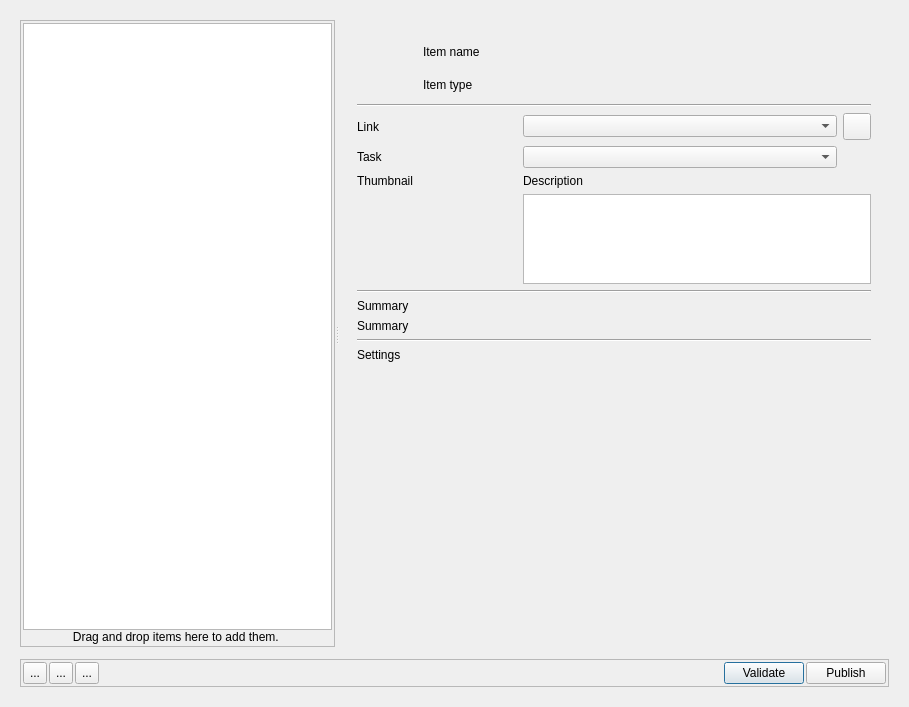
Above: resources/dialog.ui from shotgunsoftware/tk-multi-publish2 before the change. Below: the same form after it.
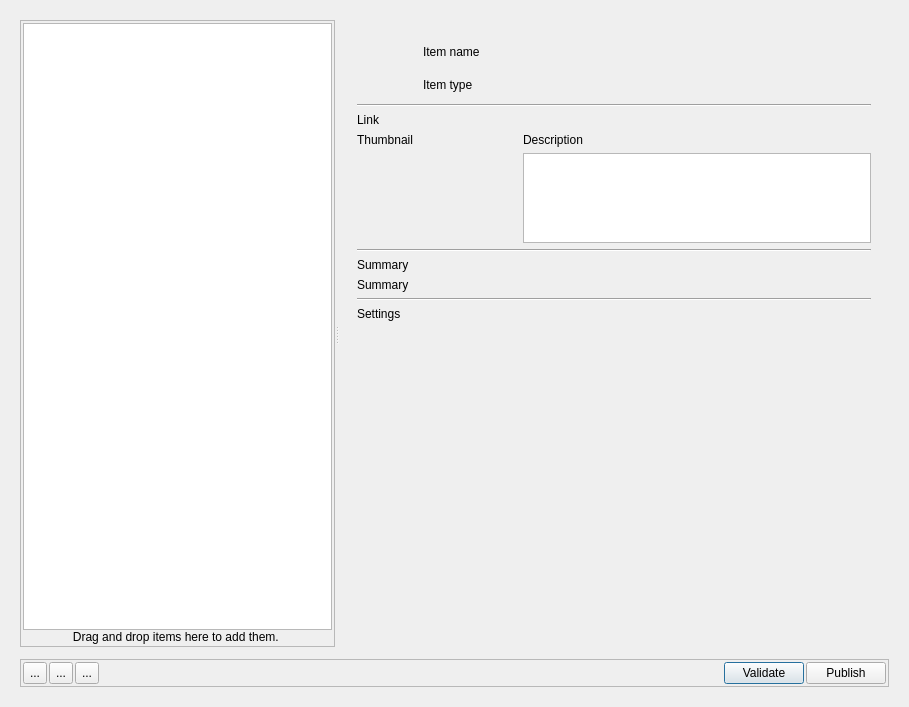
That is the form after the change. Icons and pictures are not drawn. Custom widgets are drawn as their Qt base class.

Diff of the .ui file:
```diff
--- a/resources/dialog.ui
+++ b/resources/dialog.ui
@@ -267,45 +267,6 @@
                </item>
                <item>
                 <layout class="QGridLayout" name="gridLayout">
-                 <item row="3" column="0">
-                  <widget class="Thumbnail" name="item_thumbnail">
-                   <property name="minimumSize">
-                    <size>
-                     <width>160</width>
-                     <height>90</height>
-                    </size>
-                   </property>
-                   <property name="maximumSize">
-                    <size>
-                     <width>160</width>
-                     <height>90</height>
-                    </size>
-                   </property>
-                   <property name="toolTip">
-                    <string>Click to take a screenshot.</string>
-                   </property>
-                   <property name="text">
-                    <string/>
-                   </property>
-                   <property name="scaledContents">
-                    <bool>true</bool>
-                   </property>
-                  </widget>
-                 </item>
-                 <item row="2" column="1">
-                  <widget class="QLabel" name="label_6">
-                   <property name="text">
-                    <string>Description</string>
-                   </property>
-                  </widget>
-                 </item>
-                 <item row="2" column="0">
-                  <widget class="QLabel" name="label_2">
-                   <property name="text">
-                    <string>Thumbnail</string>
-                   </property>
-                  </widget>
-                 </item>
                  <item row="0" column="0">
                   <widget class="QLabel" name="label_4">
                    <property name="text">
@@ -313,20 +274,14 @@
                    </property>
                   </widget>
                  </item>
-                 <item row="0" column="1">
-                  <widget class="ContextWidget" name="item_context_entity"/>
-                 </item>
                  <item row="1" column="0">
-                  <widget class="QLabel" name="label_7">
+                  <widget class="QLabel" name="label_2">
                    <property name="text">
-                    <string>Task</string>
+                    <string>Thumbnail</string>
                    </property>
                   </widget>
                  </item>
-                 <item row="1" column="1">
-                  <widget class="TaskWidget" name="item_context_task"/>
-                 </item>
-                 <item row="3" column="1" colspan="2">
+                 <item row="2" column="1" colspan="2">
                   <widget class="QPlainTextEdit" name="item_comments">
                    <property name="sizePolicy">
                     <sizepolicy hsizetype="Expanding" vsizetype="Preferred">
@@ -348,13 +303,26 @@
                    </property>
                   </widget>
                  </item>
-                 <item row="0" column="2">
-                  <widget class="QToolButton" name="item_favorites">
-                   <property name="sizePolicy">
-                    <sizepolicy hsizetype="Fixed" vsizetype="Fixed">
-                     <horstretch>0</horstretch>
-                     <verstretch>0</verstretch>
-                    </sizepolicy>
+                 <item row="1" column="1" colspan="2">
+                  <widget class="QLabel" name="label_6">
+                   <property name="text">
+                    <string>Description</string>
+                   </property>
+                  </widget>
+                 </item>
+                 <item row="2" column="0">
+                  <widget class="Thumbnail" name="item_thumbnail">
+                   <property name="minimumSize">
+                    <size>
+                     <width>160</width>
+                     <height>90</height>
+                    </size>
+                   </property>
+                   <property name="maximumSize">
+                    <size>
+                     <width>160</width>
+                     <height>90</height>
+                    </size>
                    </property>
                    <property name="toolTip">
                     <string>Recent tasks and your assignments</string>
@@ -362,21 +330,14 @@
                    <property name="text">
                     <string/>
                    </property>
-                   <property name="icon">
-                    <iconset resource="resources.qrc">
-                     <normaloff>:/tk_multi_publish2/star.png</normaloff>:/tk_multi_publish2/star.png</iconset>
-                   </property>
-                   <property name="iconSize">
-                    <size>
-                     <width>20</width>
-                     <height>20</height>
-                    </size>
-                   </property>
-                   <property name="popupMode">
-                    <enum>QToolButton::InstantPopup</enum>
+                   <property name="scaledContents">
+                    <bool>true</bool>
                    </property>
                   </widget>
                  </item>
+                 <item row="0" column="1" colspan="2">
+                  <widget class="ContextWidget" name="context_widget" native="true"/>
+                 </item>
                 </layout>
                </item>
                <item>
@@ -699,13 +660,9 @@
   </customwidget>
   <customwidget>
    <class>ContextWidget</class>
-   <extends>QComboBox</extends>
+   <extends>QWidget</extends>
    <header>..context_widget</header>
-  </customwidget>
-  <customwidget>
-   <class>TaskWidget</class>
-   <extends>QComboBox</extends>
-   <header>..task_widget</header>
+   <container>1</container>
   </customwidget>
  </customwidgets>
  <resources>
```
Left out of the diff: 2 changed lines with no effect on the pictures.
